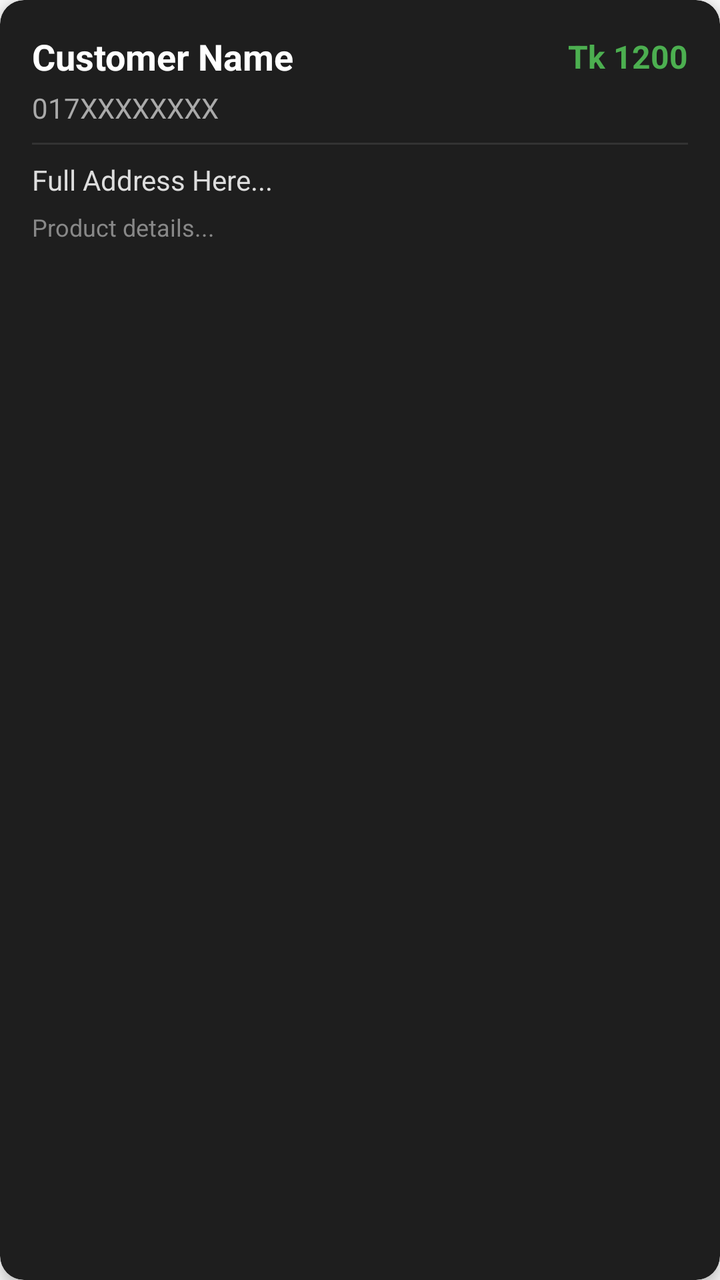
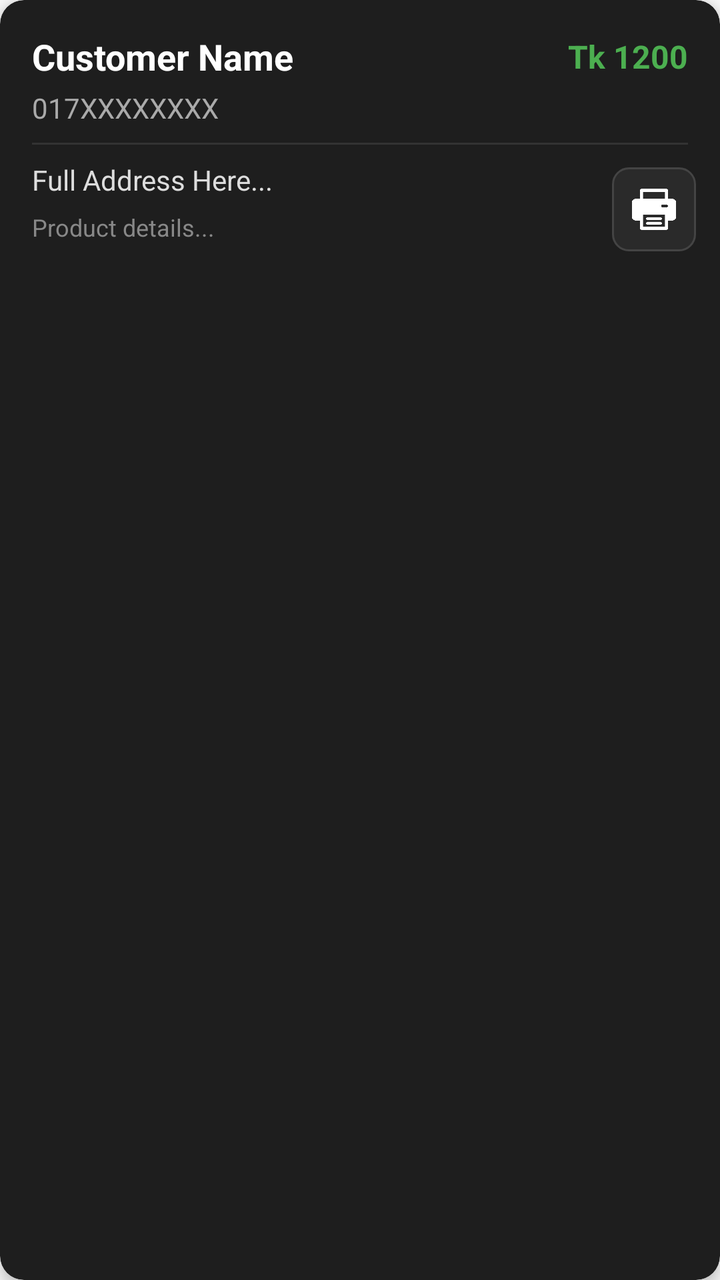

The first picture is an Android layout as it rendered before a commit; the second is the same layout after the commit. The layout source and the unified diff follow.
<!-- AndroidManifest.xml: application theme Theme.SecondLoveDeliveryHelper -->
<!-- res/layout/item_order_card.xml -->
<?xml version="1.0" encoding="utf-8"?>
<androidx.cardview.widget.CardView xmlns:android="http://schemas.android.com/apk/res/android"
    xmlns:app="http://schemas.android.com/apk/res-auto"
    android:layout_width="match_parent"
    android:layout_height="wrap_content"
    android:layout_marginBottom="8dp"
    app:cardCornerRadius="12dp"
    app:cardElevation="4dp"
    app:cardBackgroundColor="#1E1E1E">

    <LinearLayout
        android:layout_width="match_parent"
        android:layout_height="wrap_content"
        android:orientation="vertical"
        android:padding="16dp">

        <LinearLayout
            android:layout_width="match_parent"
            android:layout_height="wrap_content"
            android:orientation="horizontal"
            android:gravity="center_vertical">

            <TextView
                android:id="@+id/cardName"
                android:layout_width="0dp"
                android:layout_weight="1"
                android:layout_height="wrap_content"
                android:text="Customer Name"
                android:textSize="18sp"
                android:textStyle="bold"
                android:textColor="#FFFFFF"/>

            <TextView
                android:id="@+id/cardAmount"
                android:layout_width="wrap_content"
                android:layout_height="wrap_content"
                android:text="Tk 1200"
                android:textSize="16sp"
                android:textStyle="bold"
                android:textColor="#4CAF50"/>
        </LinearLayout>

        <TextView
            android:id="@+id/cardPhone"
            android:layout_width="match_parent"
            android:layout_height="wrap_content"
            android:text="017XXXXXXXX"
            android:textColor="#AAAAAA"
            android:layout_marginTop="4dp"/>

        <View
            android:layout_width="match_parent"
            android:layout_height="1dp"
            android:background="#333333"
            android:layout_marginTop="8dp"
            android:layout_marginBottom="8dp"/>

        <TextView
            android:id="@+id/cardAddress"
            android:layout_width="match_parent"
            android:layout_height="wrap_content"
            android:text="Full Address Here..."
            android:textColor="#DDDDDD"
            android:maxLines="2"
            android:ellipsize="end"/>

        <TextView
            android:id="@+id/cardDetails"
            android:layout_width="match_parent"
            android:layout_height="wrap_content"
            android:text="Product details..."
            android:textColor="#888888"
            android:textSize="12sp"
            android:layout_marginTop="6dp"/>

    </LinearLayout>
</androidx.cardview.widget.CardView>
<!-- resources referenced by this layout -->
<resources>
  <style name="Theme.SecondLoveDeliveryHelper" parent="Base.Theme.SecondLoveDeliveryHelper" />
  <style name="Base.Theme.SecondLoveDeliveryHelper" parent="Theme.AppCompat.Light.NoActionBar">
          
          
      </style>
</resources>

<!-- the commit's change to res/layout/item_order_card.xml (unified diff, before → after) -->
@@ -8,70 +8,92 @@
     app:cardElevation="4dp"
     app:cardBackgroundColor="#1E1E1E">
 
-    <LinearLayout
+    <FrameLayout
         android:layout_width="match_parent"
-        android:layout_height="wrap_content"
-        android:orientation="vertical"
-        android:padding="16dp">
+        android:layout_height="wrap_content">
 
         <LinearLayout
             android:layout_width="match_parent"
             android:layout_height="wrap_content"
-            android:orientation="horizontal"
-            android:gravity="center_vertical">
+            android:orientation="vertical"
+            android:padding="16dp">
+
+            <LinearLayout
+                android:layout_width="match_parent"
+                android:layout_height="wrap_content"
+                android:orientation="horizontal"
+                android:gravity="center_vertical">
+
+                <TextView
+                    android:id="@+id/cardName"
+                    android:layout_width="0dp"
+                    android:layout_weight="1"
+                    android:layout_height="wrap_content"
+                    android:text="Customer Name"
+                    android:textSize="18sp"
+                    android:textStyle="bold"
+                    android:textColor="#FFFFFF" />
+
+                <TextView
+                    android:id="@+id/cardAmount"
+                    android:layout_width="wrap_content"
+                    android:layout_height="wrap_content"
+                    android:text="Tk 1200"
+                    android:textSize="16sp"
+                    android:textStyle="bold"
+                    android:textColor="#4CAF50" />
+            </LinearLayout>
 
             <TextView
-                android:id="@+id/cardName"
-                android:layout_width="0dp"
-                android:layout_weight="1"
+                android:id="@+id/cardPhone"
+                android:layout_width="match_parent"
                 android:layout_height="wrap_content"
-                android:text="Customer Name"
-                android:textSize="18sp"
-                android:textStyle="bold"
-                android:textColor="#FFFFFF"/>
+                android:text="017XXXXXXXX"
+                android:textColor="#AAAAAA"
+                android:layout_marginTop="4dp" />
+
+            <View
+                android:layout_width="match_parent"
+                android:layout_height="1dp"
+                android:background="#333333"
+                android:layout_marginTop="8dp"
+                android:layout_marginBottom="8dp" />
 
             <TextView
-                android:id="@+id/cardAmount"
-                android:layout_width="wrap_content"
+                android:id="@+id/cardAddress"
+                android:layout_width="match_parent"
                 android:layout_height="wrap_content"
-                android:text="Tk 1200"
-                android:textSize="16sp"
-                android:textStyle="bold"
-                android:textColor="#4CAF50"/>
+                android:text="Full Address Here..."
+                android:textColor="#DDDDDD"
+                android:maxLines="2"
+                android:ellipsize="end" />
+
+            <TextView
+                android:id="@+id/cardDetails"
+                android:layout_width="match_parent"
+                android:layout_height="wrap_content"
+                android:text="Product details..."
+                android:textColor="#888888"
+                android:textSize="12sp"
+                android:layout_marginTop="6dp" />
+
         </LinearLayout>
 
-        <TextView
-            android:id="@+id/cardPhone"
-            android:layout_width="match_parent"
-            android:layout_height="wrap_content"
-            android:text="017XXXXXXXX"
-            android:textColor="#AAAAAA"
-            android:layout_marginTop="4dp"/>
+        
+        <ImageView
+            android:id="@+id/btnPrintOne"
+            android:layout_width="42dp"
+            android:layout_height="42dp"
+            android:layout_gravity="bottom|end"
+            android:layout_margin="12dp"
+            android:background="@drawable/print_button_bg"
+            android:padding="10dp"
+            android:src="@drawable/ic_print_icon"
+            android:contentDescription="Print"
+            android:clickable="true"
+            app:tint="#FFFFFF"
+            android:focusable="true" />
 
-        <View
-            android:layout_width="match_parent"
-            android:layout_height="1dp"
-            android:background="#333333"
-            android:layout_marginTop="8dp"
-            android:layout_marginBottom="8dp"/>
+    </FrameLayout>
 
-        <TextView
-            android:id="@+id/cardAddress"
-            android:layout_width="match_parent"
-            android:layout_height="wrap_content"
-            android:text="Full Address Here..."
-            android:textColor="#DDDDDD"
-            android:maxLines="2"
-            android:ellipsize="end"/>
-
-        <TextView
-            android:id="@+id/cardDetails"
-            android:layout_width="match_parent"
-            android:layout_height="wrap_content"
-            android:text="Product details..."
-            android:textColor="#888888"
-            android:textSize="12sp"
-            android:layout_marginTop="6dp"/>
-
-    </LinearLayout>
 </androidx.cardview.widget.CardView>
<!-- resource entries referenced after the edit -->
@@ -1,5 +1,17 @@
 <!-- resources referenced by this layout -->
 <resources>
+  <!-- drawable ic_print_icon: png bitmap (drawable, 3873 bytes) -->
+  <!-- drawable print_button_bg (drawable) -->
+  <?xml version="1.0" encoding="utf-8"?>
+  <shape xmlns:android="http://schemas.android.com/apk/res/android"
+      android:shape="rectangle">
+  
+      <solid android:color="#2A2A2A"/>
+      <size android:width="42dp" android:height="42dp" />
+      <stroke android:width="1dp" android:color="#444444"/>
+  
+      <corners android:radius="8dp"/> 
+  </shape>
   <style name="Theme.SecondLoveDeliveryHelper" parent="Base.Theme.SecondLoveDeliveryHelper" />
   <style name="Base.Theme.SecondLoveDeliveryHelper" parent="Theme.AppCompat.Light.NoActionBar">
           
